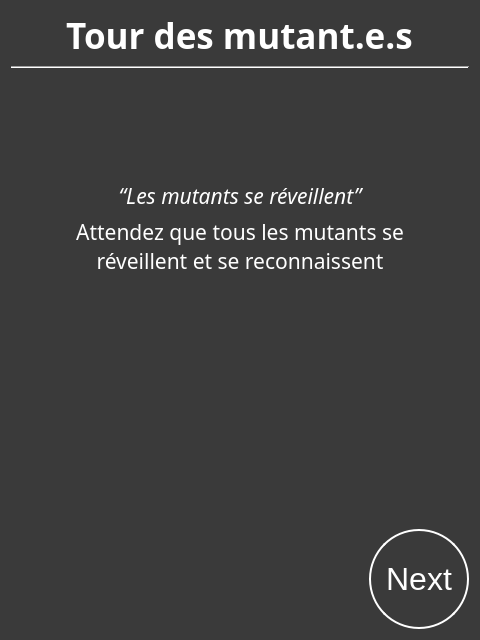
Before: the Qt Designer form SporzOBC-WAL/code/resources/Phases/Night/Mutant/turn.ui in Eben-Epi/SporzOBC, drawn with Qt 5.
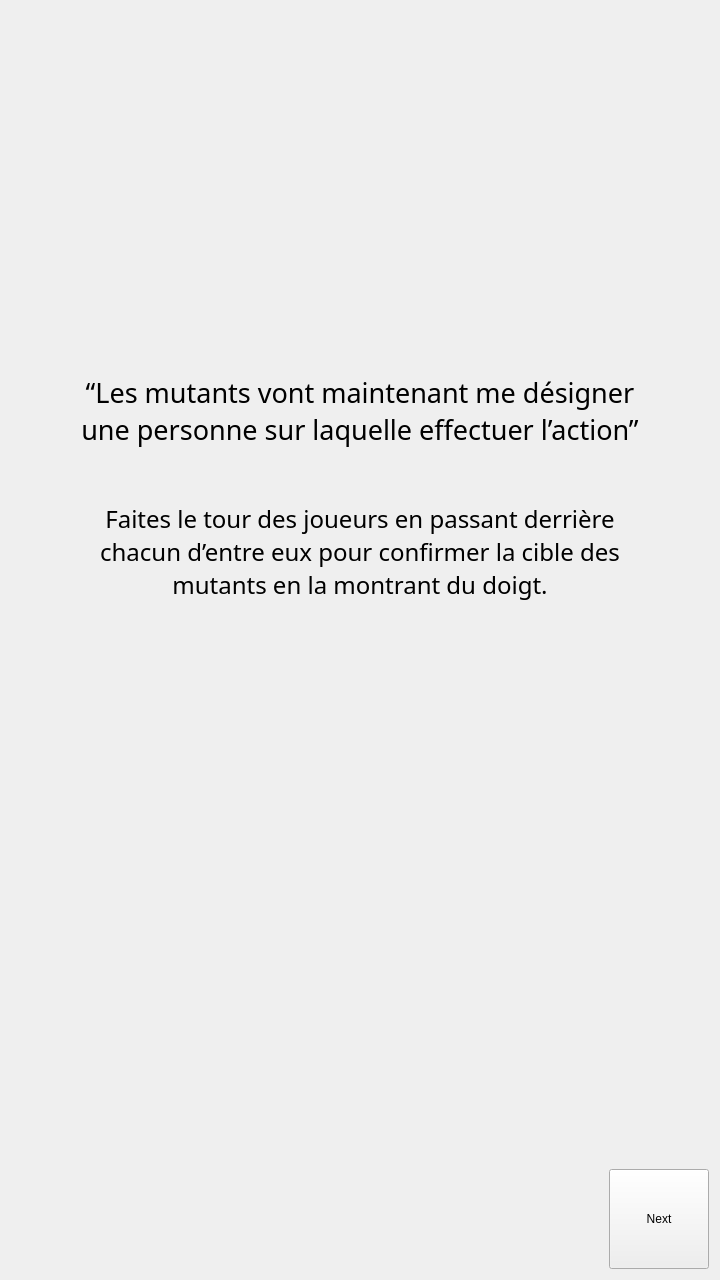
After: the same form once the commit is applied. Custom widgets are drawn as their Qt base class.

Commit message: Changed style management of application (will need to use scratchpad pour a lot of night ui views)

Diff of the .ui file:
```diff
--- a/SporzOBC-WAL/code/resources/Phases/Night/Mutant/turn.ui
+++ b/SporzOBC-WAL/code/resources/Phases/Night/Mutant/turn.ui
@@ -6,12 +6,12 @@
    <rect>
     <x>0</x>
     <y>0</y>
-    <width>480</width>
-    <height>640</height>
+    <width>720</width>
+    <height>1280</height>
    </rect>
   </property>
   <property name="sizePolicy">
-   <sizepolicy hsizetype="Minimum" vsizetype="Minimum">
+   <sizepolicy hsizetype="Maximum" vsizetype="Maximum">
     <horstretch>0</horstretch>
     <verstretch>0</verstretch>
    </sizepolicy>
@@ -20,76 +20,46 @@
    <string>Form</string>
   </property>
   <property name="styleSheet">
-   <string notr="true">#MutantsTurn {
-    background-color: rgb(58, 58, 58);;
-    }
-
-QLabel {
-	color:white;
-}
-
-QPushButton  {
-    border: 2px solid white;
-    background-color: rgb(58, 58, 58);
-    padding: 10px 10px;
-    font-size: 32px;
-	color:white;
-    border-radius: 50px;
-}</string>
+   <string notr="true"/>
   </property>
-  <layout class="QGridLayout" name="gridLayout">
-   <item row="0" column="0">
-    <layout class="QVBoxLayout" name="verticalLayout_2">
-     <property name="sizeConstraint">
-      <enum>QLayout::SetMinimumSize</enum>
+  <layout class="QVBoxLayout" name="verticalLayout_2">
+   <property name="spacing">
+    <number>0</number>
+   </property>
+   <item>
+    <layout class="QHBoxLayout" name="horizontalLayout_3">
+     <property name="spacing">
+      <number>0</number>
      </property>
-     <item alignment="Qt::AlignHCenter">
-      <widget class="QLabel" name="label">
-       <property name="sizePolicy">
-        <sizepolicy hsizetype="Fixed" vsizetype="Fixed">
-         <horstretch>0</horstretch>
-         <verstretch>0</verstretch>
-        </sizepolicy>
+     <item>
+      <spacer name="horizontalSpacer_2">
+       <property name="orientation">
+        <enum>Qt::Horizontal</enum>
        </property>
-       <property name="font">
-        <font>
-         <family>Yu Gothic UI Semibold</family>
-         <pointsize>26</pointsize>
-         <weight>75</weight>
-         <bold>true</bold>
-        </font>
+       <property name="sizeType">
+        <enum>QSizePolicy::Fixed</enum>
        </property>
-       <property name="text">
-        <string>Tour des mutant.e.s</string>
+       <property name="sizeHint" stdset="0">
+        <size>
+         <width>60</width>
+         <height>20</height>
+        </size>
        </property>
-       <property name="alignment">
-        <set>Qt::AlignCenter</set>
-       </property>
-      </widget>
+      </spacer>
      </item>
      <item>
-      <layout class="QVBoxLayout" name="verticalLayout">
-       <property name="sizeConstraint">
-        <enum>QLayout::SetMinimumSize</enum>
+      <layout class="QVBoxLayout" name="verticalLayout_4">
+       <property name="spacing">
+        <number>0</number>
        </property>
        <item>
-        <widget class="Line" name="line">
-         <property name="font">
-          <font>
-           <family>Yu Gothic UI Semilight</family>
-           <pointsize>18</pointsize>
-          </font>
-         </property>
-         <property name="orientation">
-          <enum>Qt::Horizontal</enum>
-         </property>
-        </widget>
-       </item>
-       <item>
-        <spacer name="verticalSpacer_2">
+        <spacer name="verticalSpacer">
          <property name="orientation">
           <enum>Qt::Vertical</enum>
          </property>
+         <property name="sizeType">
+          <enum>QSizePolicy::Fixed</enum>
+         </property>
          <property name="sizeHint" stdset="0">
           <size>
            <width>20</width>
@@ -98,8 +68,8 @@
          </property>
         </spacer>
        </item>
-       <item alignment="Qt::AlignHCenter">
-        <widget class="QLabel" name="awakeQuote">
+       <item>
+        <widget class="QLabel" name="turnImg">
          <property name="sizePolicy">
           <sizepolicy hsizetype="Fixed" vsizetype="Fixed">
            <horstretch>0</horstretch>
@@ -108,65 +78,31 @@
          </property>
          <property name="minimumSize">
           <size>
-           <width>400</width>
-           <height>0</height>
+           <width>250</width>
+           <height>250</height>
           </size>
          </property>
-         <property name="font">
-          <font>
-           <family>Segoe UI Light</family>
-           <pointsize>16</pointsize>
-           <italic>true</italic>
-          </font>
-         </property>
-         <property name="text">
-          <string>“Les mutants se réveillent”</string>
-         </property>
-         <property name="textFormat">
-          <enum>Qt::PlainText</enum>
-         </property>
-         <property name="alignment">
-          <set>Qt::AlignCenter</set>
-         </property>
-         <property name="wordWrap">
-          <bool>true</bool>
-         </property>
-        </widget>
-       </item>
-       <item alignment="Qt::AlignHCenter">
-        <widget class="QLabel" name="awakeHelp">
-         <property name="sizePolicy">
-          <sizepolicy hsizetype="Fixed" vsizetype="Fixed">
-           <horstretch>0</horstretch>
-           <verstretch>0</verstretch>
-          </sizepolicy>
-         </property>
-         <property name="minimumSize">
+         <property name="maximumSize">
           <size>
-           <width>400</width>
-           <height>0</height>
+           <width>720</width>
+           <height>1280</height>
           </size>
          </property>
          <property name="font">
           <font>
-           <family>Segoe UI Light</family>
-           <pointsize>16</pointsize>
+           <family>Bebas Neue</family>
+           <pointsize>18</pointsize>
+           <weight>50</weight>
            <italic>false</italic>
-           <kerning>true</kerning>
+           <bold>false</bold>
           </font>
          </property>
          <property name="text">
-          <string>Attendez que tous les mutants se réveillent et se reconnaissent</string>
-         </property>
-         <property name="textFormat">
-          <enum>Qt::PlainText</enum>
+          <string/>
          </property>
          <property name="alignment">
           <set>Qt::AlignCenter</set>
          </property>
-         <property name="wordWrap">
-          <bool>true</bool>
-         </property>
         </widget>
        </item>
        <item>
@@ -174,6 +110,9 @@
          <property name="orientation">
           <enum>Qt::Vertical</enum>
          </property>
+         <property name="sizeType">
+          <enum>QSizePolicy::Fixed</enum>
+         </property>
          <property name="sizeHint" stdset="0">
           <size>
            <width>20</width>
@@ -182,25 +121,177 @@
          </property>
         </spacer>
        </item>
-       <item alignment="Qt::AlignHCenter">
-        <widget class="QLabel" name="aliveMutants">
+       <item>
+        <layout class="QVBoxLayout" name="quoteBox">
+         <property name="spacing">
+          <number>0</number>
+         </property>
+         <item>
+          <widget class="QLabel" name="bottomBox">
+           <property name="sizePolicy">
+            <sizepolicy hsizetype="Expanding" vsizetype="Fixed">
+             <horstretch>0</horstretch>
+             <verstretch>0</verstretch>
+            </sizepolicy>
+           </property>
+           <property name="font">
+            <font>
+             <family>Bebas Neue</family>
+             <pointsize>18</pointsize>
+             <weight>50</weight>
+             <italic>false</italic>
+             <bold>false</bold>
+             <kerning>true</kerning>
+            </font>
+           </property>
+           <property name="text">
+            <string/>
+           </property>
+          </widget>
+         </item>
+         <item>
+          <widget class="QLabel" name="awakeQuote">
+           <property name="sizePolicy">
+            <sizepolicy hsizetype="Expanding" vsizetype="Fixed">
+             <horstretch>0</horstretch>
+             <verstretch>0</verstretch>
+            </sizepolicy>
+           </property>
+           <property name="minimumSize">
+            <size>
+             <width>0</width>
+             <height>0</height>
+            </size>
+           </property>
+           <property name="font">
+            <font>
+             <family>Imbue</family>
+             <pointsize>20</pointsize>
+             <weight>50</weight>
+             <italic>false</italic>
+             <bold>false</bold>
+            </font>
+           </property>
+           <property name="text">
+            <string>“Les mutants vont maintenant me désigner une personne sur laquelle effectuer l’action”</string>
+           </property>
+           <property name="textFormat">
+            <enum>Qt::PlainText</enum>
+           </property>
+           <property name="alignment">
+            <set>Qt::AlignCenter</set>
+           </property>
+           <property name="wordWrap">
+            <bool>true</bool>
+           </property>
+          </widget>
+         </item>
+         <item>
+          <widget class="QLabel" name="topBox">
+           <property name="sizePolicy">
+            <sizepolicy hsizetype="Expanding" vsizetype="Fixed">
+             <horstretch>0</horstretch>
+             <verstretch>0</verstretch>
+            </sizepolicy>
+           </property>
+           <property name="text">
+            <string/>
+           </property>
+          </widget>
+         </item>
+        </layout>
+       </item>
+       <item>
+        <spacer name="verticalSpacer_4">
+         <property name="orientation">
+          <enum>Qt::Vertical</enum>
+         </property>
+         <property name="sizeType">
+          <enum>QSizePolicy::Fixed</enum>
+         </property>
+         <property name="sizeHint" stdset="0">
+          <size>
+           <width>20</width>
+           <height>40</height>
+          </size>
+         </property>
+        </spacer>
+       </item>
+       <item>
+        <widget class="HelperText" name="awakeHelp">
          <property name="sizePolicy">
-          <sizepolicy hsizetype="Fixed" vsizetype="Fixed">
+          <sizepolicy hsizetype="Expanding" vsizetype="Fixed">
            <horstretch>0</horstretch>
            <verstretch>0</verstretch>
           </sizepolicy>
          </property>
          <property name="minimumSize">
           <size>
-           <width>400</width>
+           <width>0</width>
            <height>0</height>
           </size>
          </property>
          <property name="font">
           <font>
-           <family>Segoe UI Light</family>
-           <pointsize>16</pointsize>
+           <family>Bebas Neue</family>
+           <pointsize>18</pointsize>
+           <weight>50</weight>
            <italic>false</italic>
+           <bold>false</bold>
+           <kerning>true</kerning>
+          </font>
+         </property>
+         <property name="text">
+          <string>Faites le tour des joueurs en passant derrière chacun d’entre eux pour confirmer la cible des mutants en la montrant du doigt.</string>
+         </property>
+         <property name="textFormat">
+          <enum>Qt::PlainText</enum>
+         </property>
+         <property name="alignment">
+          <set>Qt::AlignCenter</set>
+         </property>
+         <property name="wordWrap">
+          <bool>true</bool>
+         </property>
+        </widget>
+       </item>
+       <item>
+        <spacer name="verticalSpacer_5">
+         <property name="orientation">
+          <enum>Qt::Vertical</enum>
+         </property>
+         <property name="sizeType">
+          <enum>QSizePolicy::Minimum</enum>
+         </property>
+         <property name="sizeHint" stdset="0">
+          <size>
+           <width>20</width>
+           <height>40</height>
+          </size>
+         </property>
+        </spacer>
+       </item>
+       <item>
+        <widget class="HelperText" name="aliveMutants">
+         <property name="sizePolicy">
+          <sizepolicy hsizetype="Expanding" vsizetype="Fixed">
+           <horstretch>0</horstretch>
+           <verstretch>0</verstretch>
+          </sizepolicy>
+         </property>
+         <property name="minimumSize">
+          <size>
+           <width>0</width>
+           <height>0</height>
+          </size>
+         </property>
+         <property name="font">
+          <font>
+           <family>Bebas Neue</family>
+           <pointsize>18</pointsize>
+           <weight>50</weight>
+           <italic>false</italic>
+           <bold>false</bold>
            <underline>true</underline>
            <kerning>true</kerning>
           </font>
@@ -220,10 +311,13 @@
         </widget>
        </item>
        <item>
-        <spacer name="verticalSpacer">
+        <spacer name="verticalSpacer_2">
          <property name="orientation">
           <enum>Qt::Vertical</enum>
          </property>
+         <property name="sizeType">
+          <enum>QSizePolicy::Expanding</enum>
+         </property>
          <property name="sizeHint" stdset="0">
           <size>
            <width>20</width>
@@ -232,31 +326,54 @@
          </property>
         </spacer>
        </item>
-       <item alignment="Qt::AlignRight">
-        <widget class="QPushButton" name="nextButton">
-         <property name="sizePolicy">
-          <sizepolicy hsizetype="Fixed" vsizetype="Fixed">
-           <horstretch>0</horstretch>
-           <verstretch>0</verstretch>
-          </sizepolicy>
-         </property>
-         <property name="minimumSize">
-          <size>
-           <width>100</width>
-           <height>100</height>
-          </size>
-         </property>
-         <property name="text">
-          <string>Next</string>
-         </property>
-        </widget>
-       </item>
       </layout>
      </item>
+     <item>
+      <spacer name="horizontalSpacer">
+       <property name="orientation">
+        <enum>Qt::Horizontal</enum>
+       </property>
+       <property name="sizeType">
+        <enum>QSizePolicy::Fixed</enum>
+       </property>
+       <property name="sizeHint" stdset="0">
+        <size>
+         <width>60</width>
+         <height>20</height>
+        </size>
+       </property>
+      </spacer>
+     </item>
     </layout>
    </item>
+   <item alignment="Qt::AlignRight">
+    <widget class="QPushButton" name="nextButton">
+     <property name="sizePolicy">
+      <sizepolicy hsizetype="Fixed" vsizetype="Fixed">
+       <horstretch>0</horstretch>
+       <verstretch>0</verstretch>
+      </sizepolicy>
+     </property>
+     <property name="minimumSize">
+      <size>
+       <width>100</width>
+       <height>100</height>
+      </size>
+     </property>
+     <property name="text">
+      <string>Next</string>
+     </property>
+    </widget>
+   </item>
   </layout>
  </widget>
+ <customwidgets>
+  <customwidget>
+   <class>HelperText</class>
+   <extends>QLabel</extends>
+   <header>CoreApp/IGraphicalHandler/Widgets/HelperText/HelperText.hpp</header>
+  </customwidget>
+ </customwidgets>
  <resources/>
  <connections/>
 </ui>
```
The commit also changes 109 other files.
